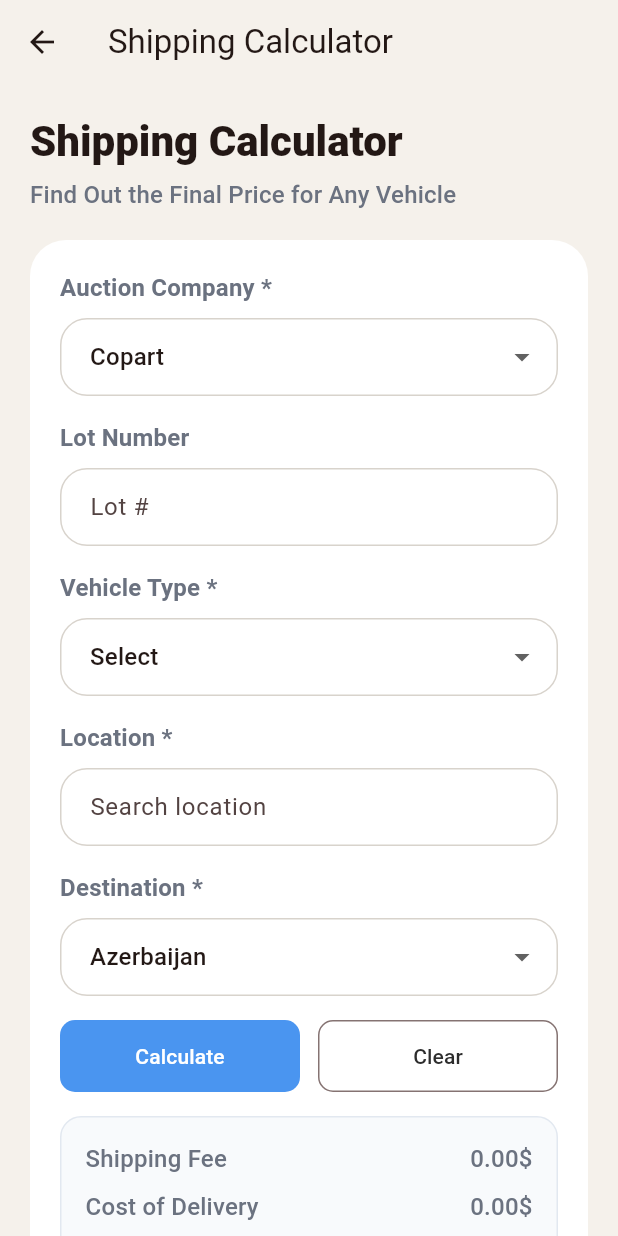
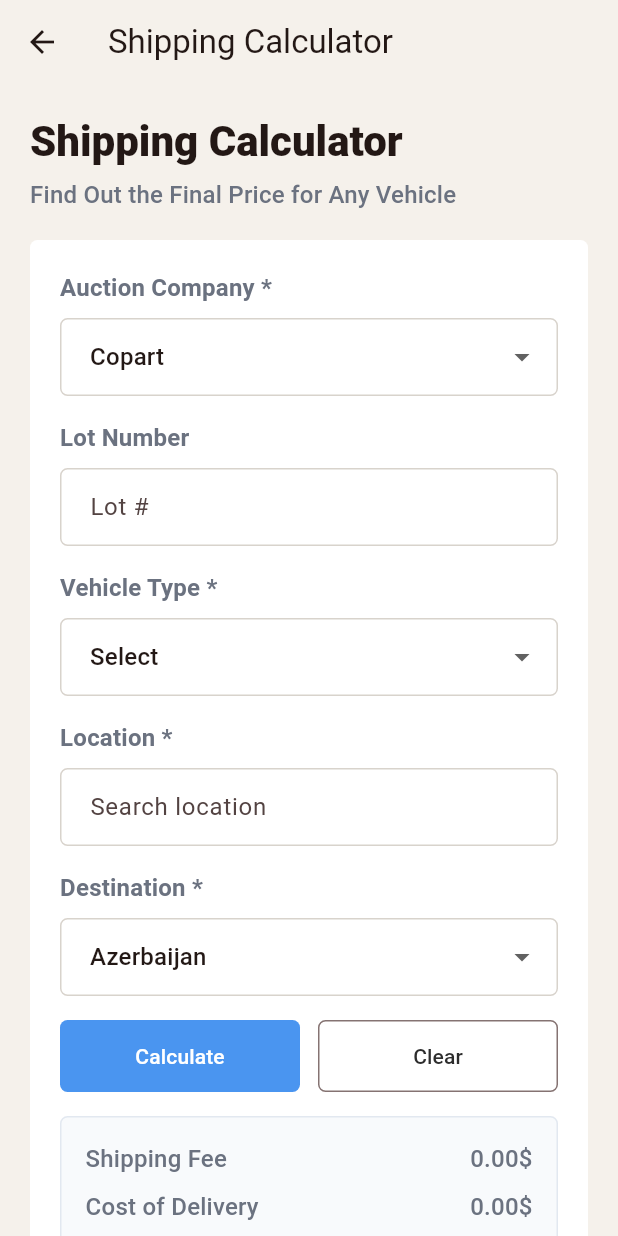
Before and after one commit to narinderdev/Auto-Trader-Flutter-App, a Flutter app: the ShippingCalculatorPage screen opened directly, on a phone screen of 412 x 824 dp. Run offline on Flutter 3.47's test engine with Material 3 defaults, Android fonts, the phone set to English and light mode, and no system bars; our stand-ins replace equatable, flutter_bloc, webview_flutter; network calls fail.

Commit message:
Initial Commit

```diff
--- a/lib/src/pages/shipping_calculator_page.dart
+++ b/lib/src/pages/shipping_calculator_page.dart
@@ -43,7 +43,34 @@ class _ShippingCalculatorPageState extends State<ShippingCalculatorPage> {
 
   @override
   Widget build(BuildContext context) {
-    final content = ListView(
+    final theme = Theme.of(context);
+    final radius = BorderRadius.circular(5);
+    final inputTheme = theme.inputDecorationTheme.copyWith(
+      border: OutlineInputBorder(
+        borderRadius: radius,
+        borderSide: const BorderSide(color: Color(0xFFD8D3CC)),
+      ),
+      enabledBorder: OutlineInputBorder(
+        borderRadius: radius,
+        borderSide: const BorderSide(color: Color(0xFFD8D3CC)),
+      ),
+      focusedBorder: OutlineInputBorder(
+        borderRadius: radius,
+        borderSide: const BorderSide(color: Color(0xFFB4232F), width: 1.3),
+      ),
+      errorBorder: OutlineInputBorder(
+        borderRadius: radius,
+        borderSide: const BorderSide(color: Color(0xFFD91C3C)),
+      ),
+      focusedErrorBorder: OutlineInputBorder(
+        borderRadius: radius,
+        borderSide: const BorderSide(color: Color(0xFFD91C3C), width: 1.3),
+      ),
+    );
+
+    final content = Theme(
+      data: theme.copyWith(inputDecorationTheme: inputTheme),
+      child: ListView(
         padding: const EdgeInsets.fromLTRB(20, 20, 20, 28),
         children: [
           Text(
@@ -61,6 +88,7 @@ class _ShippingCalculatorPageState extends State<ShippingCalculatorPage> {
           ),
           const SizedBox(height: 18),
           Card(
+            shape: RoundedRectangleBorder(borderRadius: radius),
             child: Padding(
               padding: const EdgeInsets.all(20),
               child: Column(
@@ -152,7 +180,7 @@ class _ShippingCalculatorPageState extends State<ShippingCalculatorPage> {
                             foregroundColor: Colors.white,
                             minimumSize: const Size.fromHeight(48),
                             shape: RoundedRectangleBorder(
-                            borderRadius: BorderRadius.circular(10),
+                              borderRadius: radius,
                             ),
                           ),
                           child: const Text('Calculate'),
@@ -166,7 +194,7 @@ class _ShippingCalculatorPageState extends State<ShippingCalculatorPage> {
                             foregroundColor: const Color(0xFF2D2D2D),
                             minimumSize: const Size.fromHeight(48),
                             shape: RoundedRectangleBorder(
-                            borderRadius: BorderRadius.circular(10),
+                              borderRadius: radius,
                             ),
                           ),
                           child: const Text('Clear'),
@@ -189,7 +217,7 @@ class _ShippingCalculatorPageState extends State<ShippingCalculatorPage> {
                     padding: const EdgeInsets.all(16),
                     decoration: BoxDecoration(
                       border: Border.all(color: const Color(0xFFE2E8F0)),
-                    borderRadius: BorderRadius.circular(14),
+                      borderRadius: radius,
                       color: const Color(0xFFF8FAFC),
                     ),
                     child: Column(
@@ -212,7 +240,7 @@ class _ShippingCalculatorPageState extends State<ShippingCalculatorPage> {
                           ),
                           decoration: BoxDecoration(
                             color: const Color(0xFFDFF3E3),
-                          borderRadius: BorderRadius.circular(10),
+                            borderRadius: radius,
                           ),
                           child: Row(
                             children: [
@@ -249,7 +277,7 @@ class _ShippingCalculatorPageState extends State<ShippingCalculatorPage> {
                             foregroundColor: Colors.white,
                             minimumSize: const Size.fromHeight(48),
                             shape: RoundedRectangleBorder(
-                            borderRadius: BorderRadius.circular(10),
+                              borderRadius: radius,
                             ),
                           ),
                           child: const Text('Call Us'),
@@ -265,7 +293,7 @@ class _ShippingCalculatorPageState extends State<ShippingCalculatorPage> {
                             foregroundColor: Colors.white,
                             minimumSize: const Size.fromHeight(48),
                             shape: RoundedRectangleBorder(
-                            borderRadius: BorderRadius.circular(10),
+                              borderRadius: radius,
                             ),
                           ),
                           child: const Text('Write us'),
@@ -278,6 +306,7 @@ class _ShippingCalculatorPageState extends State<ShippingCalculatorPage> {
             ),
           ),
         ],
+      ),
     );
 
     if (widget.embedded) {
```
Also changed, not shown: lib/src/core/auto_trader_api.dart (+7 -0 lines), lib/src/models/auto_trader_models.dart (+12 -5 lines), lib/src/pages/app_shell_page.dart (+2 -8 lines). Lines whose indentation alone changed are shown as unchanged.
